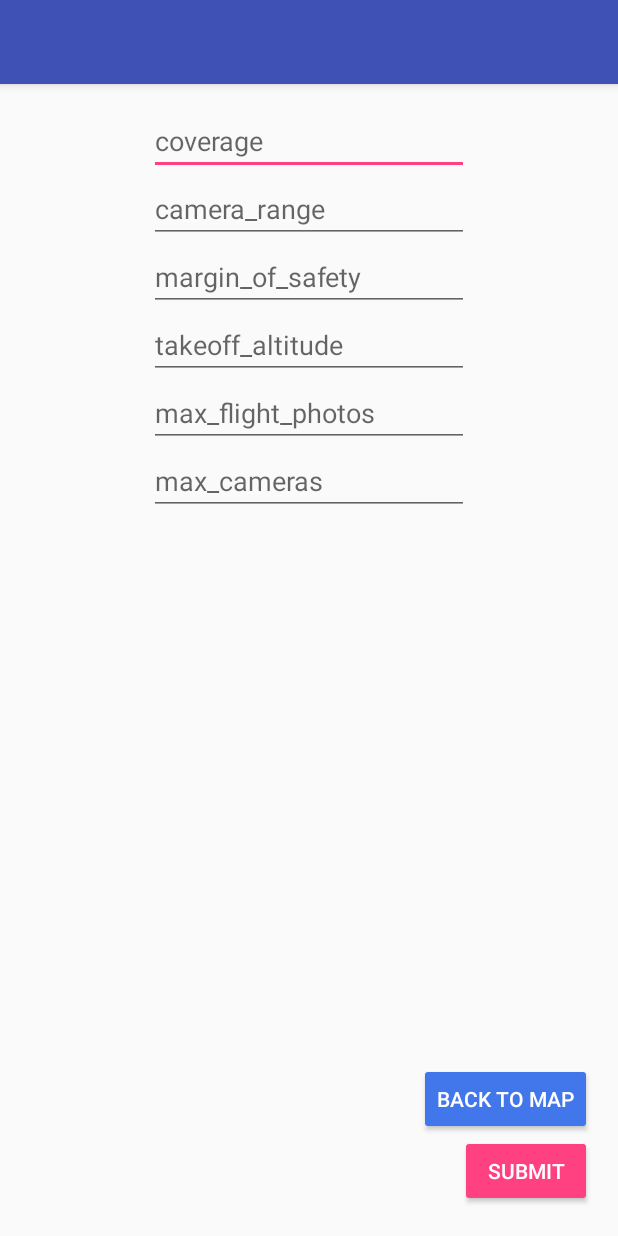
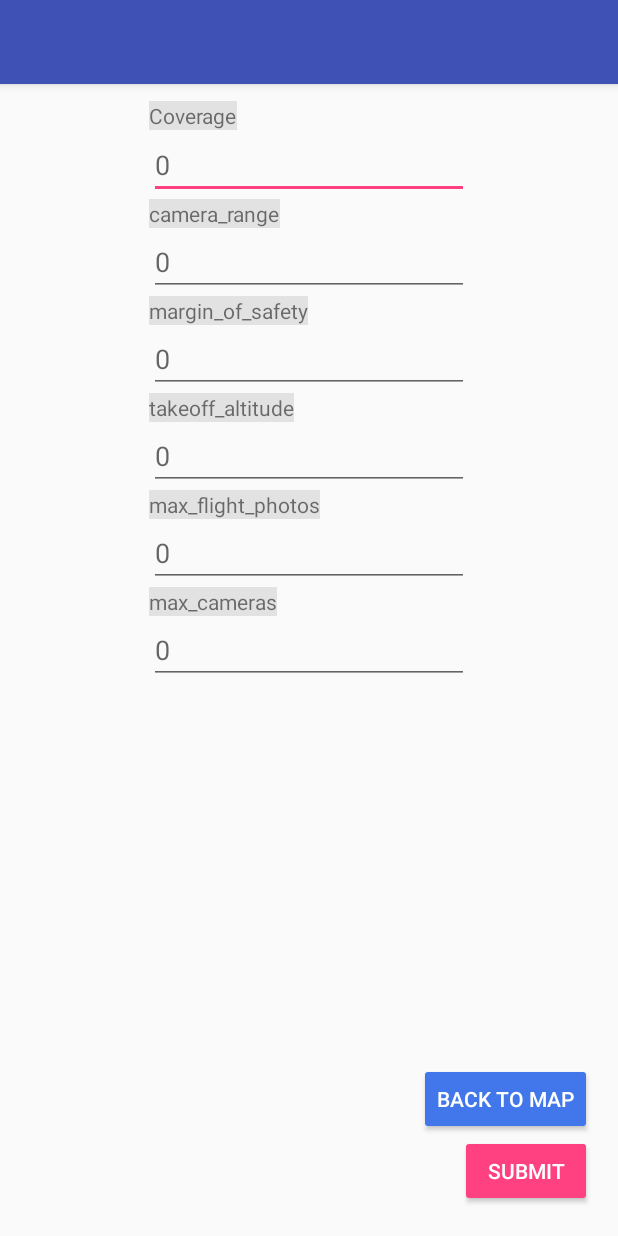
Before and after one commit to CrayonProof/MapsThree, an Android app: the ParamActivity screen opened directly, with no data from a screen before it, on a phone screen of 412 x 824 dp. Run offline under Robolectric (Android 15) with nearby library versions, the phone set to English and light mode, and no system bars.

Commit message:
Minor UI changes on parameter textedits.
Unresolved:
Issue 1-Reroute Vertices
Issue 5-takeoff_point (is takeoff_altitude determined in front end or back end?)

Next Features:
Server Communication
Tabbed Layout?

```diff
--- a/app/src/main/res/layout/content_param.xml
+++ b/app/src/main/res/layout/content_param.xml
@@ -20,21 +20,23 @@
             android:layout_height="wrap_content"
             android:layout_alignParentTop="true"
             android:layout_centerHorizontal="true"
-            android:layout_marginTop="15dp"
+            android:layout_marginTop="31dp"
             android:ems="10"
-            android:hint="coverage"
+            android:hint="0"
             android:inputType="numberDecimal"
+            android:textAlignment="viewStart"
             tools:layout_editor_absoluteX="85dp"
             tools:layout_editor_absoluteY="62dp" />
+
 
         <EditText
             android:id="@+id/editText9"
             android:layout_width="wrap_content"
             android:layout_height="wrap_content"
-            android:layout_alignStart="@+id/editText8"
-            android:layout_below="@+id/editText8"
+            android:layout_alignStart="@+id/textView2"
+            android:layout_below="@+id/textView2"
             android:ems="10"
-            android:hint="camera_range"
+            android:hint="0"
             android:inputType="numberDecimal"
             tools:layout_editor_absoluteX="85dp"
             tools:layout_editor_absoluteY="16dp" />
@@ -43,10 +45,10 @@
             android:id="@+id/editText10"
             android:layout_width="wrap_content"
             android:layout_height="wrap_content"
-            android:layout_alignStart="@+id/editText11"
-            android:layout_below="@+id/editText11"
+            android:layout_below="@+id/textView6"
+            android:layout_centerHorizontal="true"
             android:ems="10"
-            android:hint="max_cameras"
+            android:hint="0"
             android:inputType="numberDecimal"
             tools:layout_editor_absoluteX="85dp"
             tools:layout_editor_absoluteY="108dp" />
@@ -55,10 +57,10 @@
             android:id="@+id/editText11"
             android:layout_width="wrap_content"
             android:layout_height="wrap_content"
-            android:layout_below="@+id/editText12"
+            android:layout_below="@+id/textView5"
             android:layout_centerHorizontal="true"
             android:ems="10"
-            android:hint="max_flight_photos"
+            android:hint="0"
             android:inputType="numberDecimal"
             tools:layout_editor_absoluteX="85dp"
             tools:layout_editor_absoluteY="200dp" />
@@ -67,10 +69,10 @@
             android:id="@+id/editText12"
             android:layout_width="wrap_content"
             android:layout_height="wrap_content"
-            android:layout_alignStart="@+id/editText13"
-            android:layout_below="@+id/editText13"
+            android:layout_alignStart="@+id/textView4"
+            android:layout_below="@+id/textView4"
             android:ems="10"
-            android:hint="takeoff_altitude"
+            android:hint="0"
             android:inputType="numberDecimal"
             tools:layout_editor_absoluteX="85dp"
             tools:layout_editor_absoluteY="246dp" />
@@ -79,10 +81,11 @@
             android:id="@+id/editText13"
             android:layout_width="wrap_content"
             android:layout_height="wrap_content"
-            android:layout_alignStart="@+id/editText9"
-            android:layout_below="@+id/editText9"
+            android:layout_alignTop="@+id/textView3"
+            android:layout_centerHorizontal="true"
+            android:layout_marginTop="19dp"
             android:ems="10"
-            android:hint="margin_of_safety"
+            android:hint="0"
             android:inputType="numberDecimal"
             tools:layout_editor_absoluteX="85dp"
             tools:layout_editor_absoluteY="154dp" />
@@ -107,6 +110,62 @@
             android:layout_alignEnd="@+id/btnSave"
             android:backgroundTint="#4177ea"
             android:text="Back to Map" />
+
+        <TextView
+            android:id="@+id/textView"
+            android:layout_width="wrap_content"
+            android:layout_height="wrap_content"
+            android:layout_alignParentTop="true"
+            android:layout_alignStart="@+id/editText8"
+            android:layout_marginTop="11dp"
+            android:text="Coverage"
+            android:textAppearance="@android:style/TextAppearance.Material.Small"
+            android:background="#e2e2e2"/>
+
+        <TextView
+            android:id="@+id/textView2"
+            android:layout_width="wrap_content"
+            android:layout_height="wrap_content"
+            android:layout_alignStart="@+id/editText8"
+            android:layout_below="@+id/editText8"
+            android:text="camera_range"
+            android:background="#e2e2e2"/>
+
+        <TextView
+            android:id="@+id/textView3"
+            android:layout_width="wrap_content"
+            android:layout_height="wrap_content"
+            android:layout_alignStart="@+id/editText13"
+            android:layout_below="@+id/editText9"
+            android:text="margin_of_safety"
+            android:background="#e2e2e2"/>
+
+        <TextView
+            android:id="@+id/textView4"
+            android:layout_width="wrap_content"
+            android:layout_height="wrap_content"
+            android:layout_alignStart="@+id/editText13"
+            android:layout_below="@+id/editText13"
+            android:text="takeoff_altitude"
+            android:background="#e2e2e2"/>
+
+        <TextView
+            android:id="@+id/textView5"
+            android:layout_width="wrap_content"
+            android:layout_height="wrap_content"
+            android:layout_alignStart="@+id/editText12"
+            android:layout_below="@+id/editText12"
+            android:text="max_flight_photos"
+            android:background="#e2e2e2"/>
+
+        <TextView
+            android:id="@+id/textView6"
+            android:layout_width="wrap_content"
+            android:layout_height="wrap_content"
+            android:layout_alignStart="@+id/editText11"
+            android:layout_below="@+id/editText11"
+            android:text="max_cameras"
+            android:background="#e2e2e2"/>
     </RelativeLayout>
 
 </android.support.constraint.ConstraintLayout>
```
Also changed, not shown: 29 other files.
